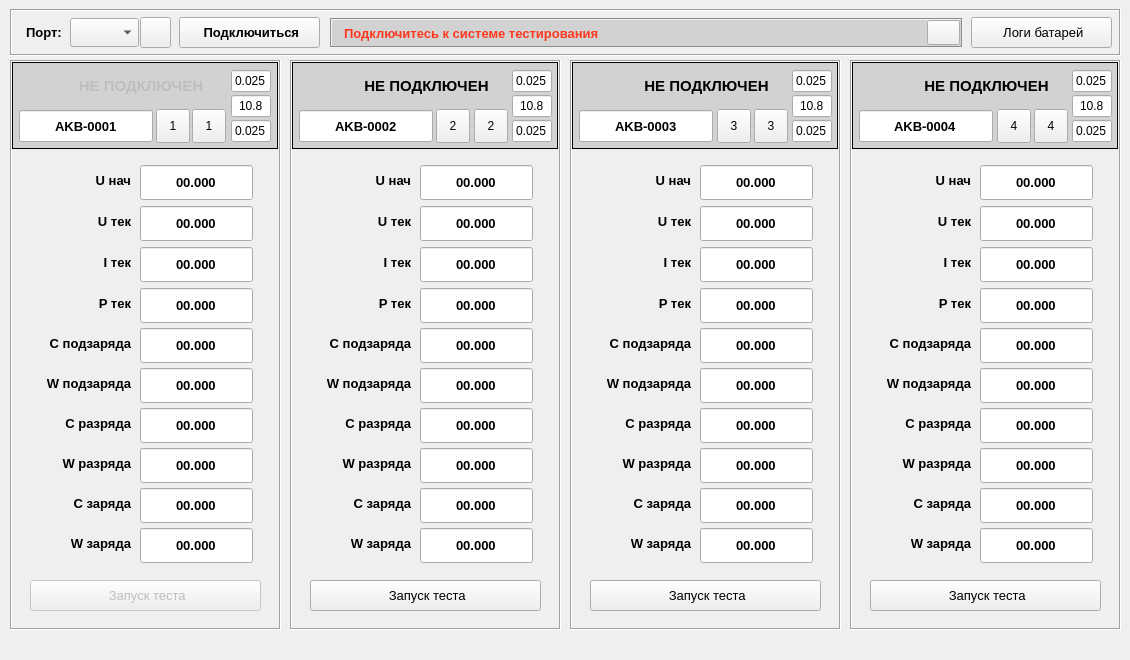
Before: the Qt Designer form ui/main.ui in sergeycccv/battery_modbus, drawn with Qt 5.
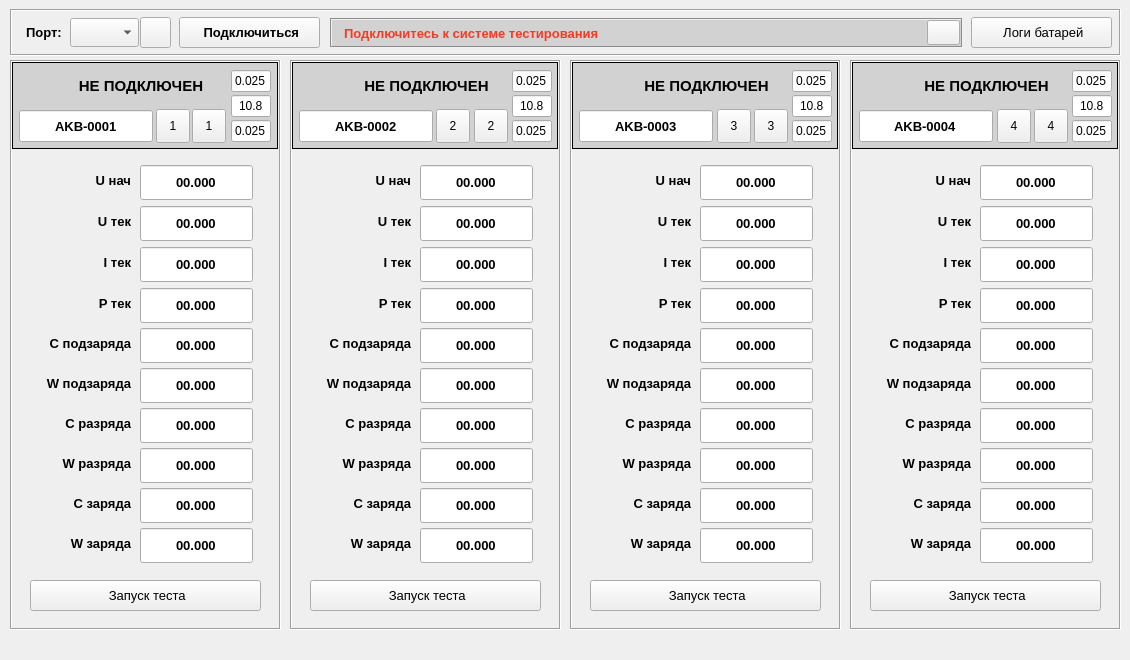
After: the same form once the commit is applied. Icons and pictures are not drawn.

Commit message: Переделан принцип чтения/записи настроек каналов

```diff
--- a/ui/main.ui
+++ b/ui/main.ui
@@ -654,9 +654,6 @@
      </property>
     </widget>
     <widget class="QPushButton" name="btn_start_test_ch1">
-     <property name="enabled">
-      <bool>false</bool>
-     </property>
      <property name="geometry">
       <rect>
        <x>20</x>
@@ -685,9 +682,6 @@
      </property>
     </widget>
     <widget class="QLabel" name="lbl_status_ch1">
-     <property name="enabled">
-      <bool>false</bool>
-     </property>
      <property name="geometry">
       <rect>
        <x>48</x>
```
The commit also changes 2 other files.
